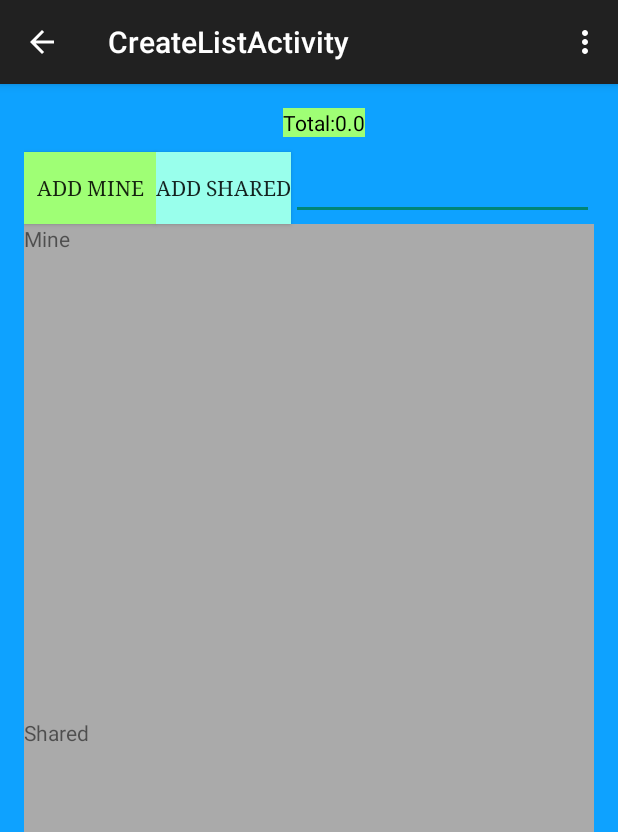
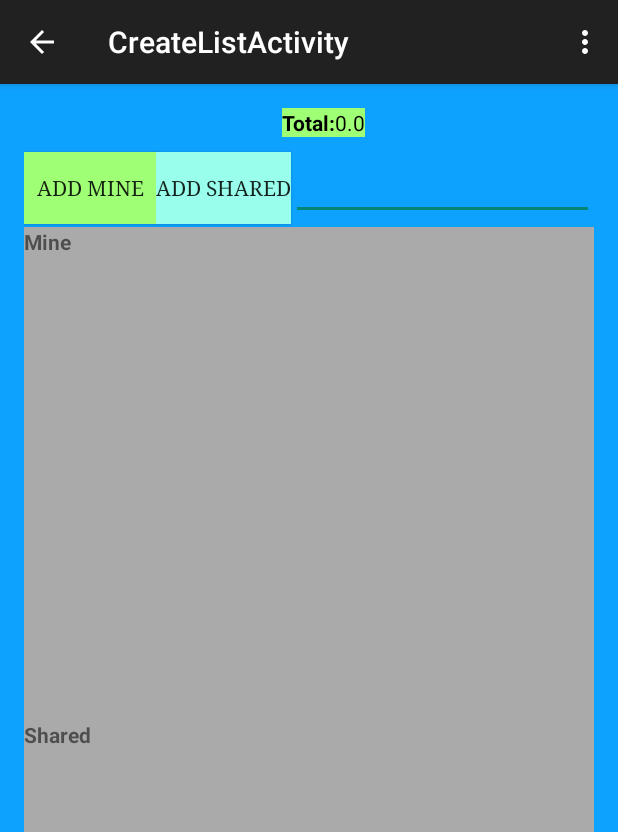
Before and after one commit to jmc0592/4410Project, an Android app: the CreateListActivity screen opened directly, with no data from a screen before it, on a phone screen of 412 x 824 dp. Shown: the top 832 px of the screen. Run offline under Robolectric (Android 15) with nearby library versions, the phone set to English and light mode, and no system bars; libraries missing offline, so code that uses them is left out: com.parse.

Commit message:
minor aesthetic changes
added onclick function for adding friends(it gave an error since it wasn't there)

```diff
--- a/app/src/main/java/com/example/shopbroker/ListActivity.java
+++ b/app/src/main/java/com/example/shopbroker/ListActivity.java
@@ -186,6 +186,10 @@ public class ListActivity extends ActionBarActivity
         //displayRecordset(cursor);
         shareList();
     }
+
+    public void onClick_AddFriend(View v){
+
+    }
     //Database related. List[]
     @Override
     protected void onDestroy(){
--- a/app/src/main/res/layout/activity_create_list.xml
+++ b/app/src/main/res/layout/activity_create_list.xml
@@ -17,7 +17,8 @@
         android:layout_centerHorizontal="true"
         android:background="#ff9fff75"
         android:backgroundTint="#ff9fff75"
-        android:textColor="@android:color/black" />
+        android:textColor="@android:color/black"
+        android:textStyle="bold" />
 
     <TextView
         android:layout_width="wrap_content"
@@ -64,7 +65,8 @@
         android:layout_height="fill_parent"
         android:orientation="vertical"
         android:weightSum="1"
-        android:layout_below="@+id/buttonMine">
+        android:layout_below="@+id/buttonMine"
+        android:paddingTop="2dp">
         <LinearLayout
             android:id="@+id/mineLinearL"
             android:orientation="vertical"
@@ -77,7 +79,8 @@
                 android:layout_width="wrap_content"
                 android:layout_height="wrap_content"
                 android:text="@string/mine"
-                android:id="@+id/mineText" />
+                android:id="@+id/mineText"
+                android:textStyle="bold" />
             <ListView
                 android:id="@+id/listViewMine"
                 android:layout_width="match_parent"
@@ -97,7 +100,8 @@
                 android:text="@string/shared"
                 android:layout_width="wrap_content"
                 android:layout_height="wrap_content"
-                android:id="@+id/sharedText" />
+                android:id="@+id/sharedText"
+                android:textStyle="bold" />
             <ListView
                 android:id="@+id/listViewShared"
                 android:layout_width="match_parent"
--- a/app/src/main/res/layout/fragment_friend.xml
+++ b/app/src/main/res/layout/fragment_friend.xml
@@ -5,7 +5,7 @@
     android:paddingTop="@dimen/activity_vertical_margin"
     android:paddingBottom="@dimen/activity_vertical_margin"
     tools:context=".FriendsFragment"
-    android:background="#ffffffff">
+    android:background="@drawable/backdrop">
 
     <EditText
         android:layout_width="fill_parent"
@@ -14,6 +14,7 @@
         android:layout_alignParentTop="true"
         android:layout_alignParentLeft="true"
         android:layout_alignParentStart="true"
+        android:textColor="#ffffff"
         />
     <LinearLayout
         android:id="@+id/friendButtonBar"
--- a/app/src/main/res/layout/friendsview_layout.xml
+++ b/app/src/main/res/layout/friendsview_layout.xml
@@ -12,6 +12,7 @@
         android:layout_alignParentTop="true"
         android:layout_alignParentLeft="true"
         android:layout_alignParentStart="true"
+        android:textColor="#ffffff"
          />
 
     <TextView
@@ -24,6 +25,7 @@
         android:layout_toEndOf="@+id/friendName"
         android:layout_marginLeft="20dp"
         android:layout_alignParentTop="true"
-        android:layout_centerHorizontal="true"/>
+        android:layout_centerHorizontal="true"
+        android:textColor="#ffffff"/>
 
 </RelativeLayout>
--- a/app/src/main/res/layout/listview_create_list.xml
+++ b/app/src/main/res/layout/listview_create_list.xml
@@ -1,7 +1,7 @@
 <?xml version="1.0" encoding="utf-8"?>
 <RelativeLayout xmlns:android="http://schemas.android.com/apk/res/android"
     android:orientation="horizontal" android:layout_width="match_parent"
-    android:layout_height="50dp">
+    android:layout_height="40dp">
 
     <TextView
         android:layout_width="wrap_content"
```
Also changed, not shown: app/src/main/res/layout/activity_login.xml (+5 -18 lines).
